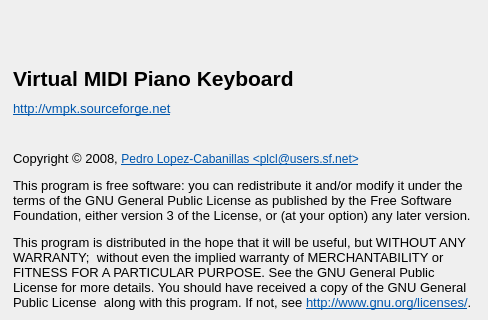
This is trunk/src/about.ui in svn2github/vmpk as Qt 5 draws it before an edit; both pictures show x 0 to 488 and y 111 to 431 of the 488 by 554 pixel window. The edited form follows.
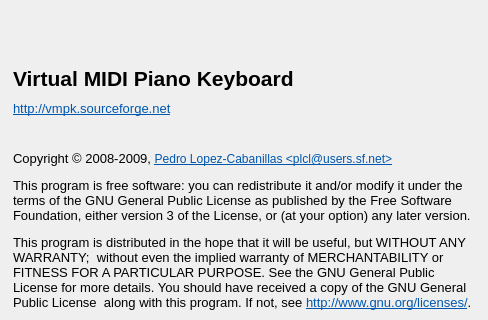
This is the edited form. Icons and pictures are not drawn.

Commit message: * Year update in copyright notices

Diff of the .ui file:
```diff
--- a/trunk/src/about.ui
+++ b/trunk/src/about.ui
@@ -108,7 +108,7 @@
 &lt;html>&lt;head>&lt;meta name="qrichtext" content="1" />&lt;style type="text/css">
 p, li { white-space: pre-wrap; }
 &lt;/style>&lt;/head>&lt;body style=" font-family:'Sans Serif'; font-size:10pt; font-weight:400; font-style:normal;">
-&lt;p style=" margin-top:12px; margin-bottom:12px; margin-left:0px; margin-right:0px; -qt-block-indent:0; text-indent:0px; font-size:9pt;">&lt;span style=" font-size:10pt;">Copyright © 2008, &lt;/span>&lt;a href="mailto:plcl@users.sf.net?subject=VMPK">&lt;span style=" text-decoration: underline; color:#0057ae;">Pedro Lopez-Cabanillas &amp;lt;plcl@users.sf.net&amp;gt;&lt;/span>&lt;/a>&lt;/p>
+&lt;p style=" margin-top:12px; margin-bottom:12px; margin-left:0px; margin-right:0px; -qt-block-indent:0; text-indent:0px; font-size:9pt;">&lt;span style=" font-size:10pt;">Copyright © 2008-2009, &lt;/span>&lt;a href="mailto:plcl@users.sf.net?subject=VMPK">&lt;span style=" text-decoration: underline; color:#0057ae;">Pedro Lopez-Cabanillas &amp;lt;plcl@users.sf.net&amp;gt;&lt;/span>&lt;/a>&lt;/p>
 &lt;p style=" margin-top:12px; margin-bottom:12px; margin-left:0px; margin-right:0px; -qt-block-indent:0; text-indent:0px;">This program is free software: you can redistribute it and/or modify it under the terms of the GNU General Public License as published by the Free Software Foundation, either version 3 of the License, or (at your option) any later version.&lt;/p>
 &lt;p style=" margin-top:12px; margin-bottom:12px; margin-left:0px; margin-right:0px; -qt-block-indent:0; text-indent:0px;">This program is distributed in the hope that it will be useful, but WITHOUT ANY WARRANTY;  without even the implied warranty of MERCHANTABILITY or FITNESS FOR A PARTICULAR PURPOSE. See the GNU General Public License for more details. You should have received a copy of the GNU General Public License  along with this program. If not, see &lt;a href="http://www.gnu.org/licenses/">&lt;span style=" text-decoration: underline; color:#0057ae;">http://www.gnu.org/licenses/&lt;/span>&lt;/a>.&lt;/p>
 &lt;p style=" margin-top:12px; margin-bottom:12px; margin-left:0px; margin-right:0px; -qt-block-indent:0; text-indent:0px;">The following copyright notice is also applicable:&lt;/p>
```
The commit also changes 32 other files.
